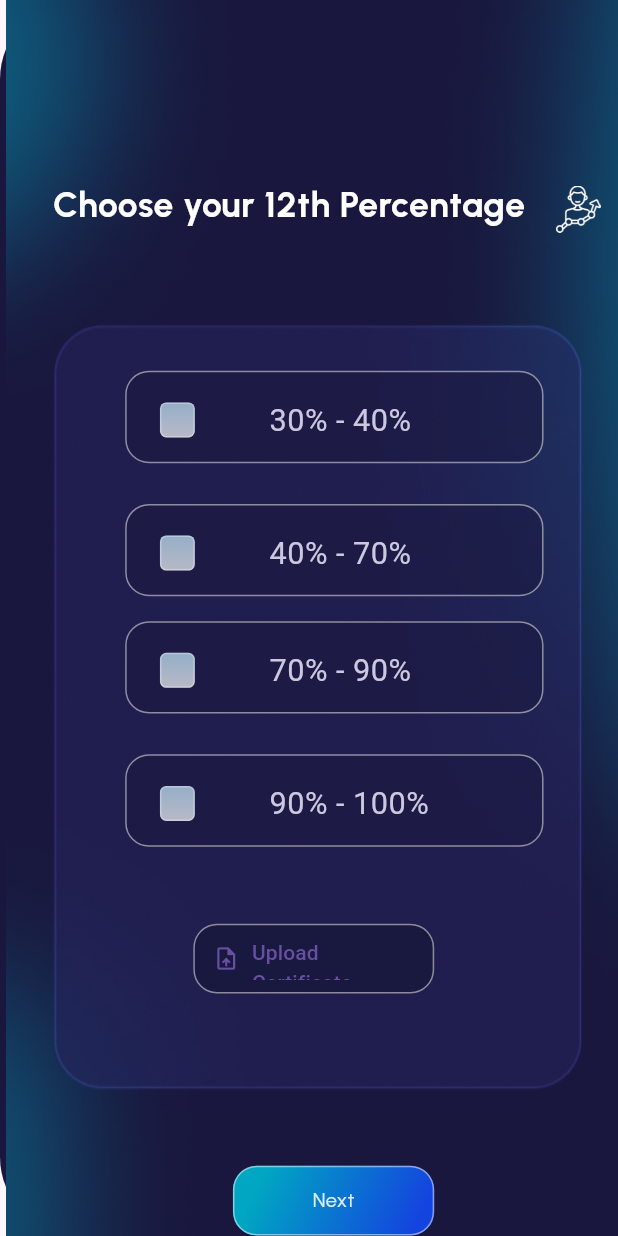
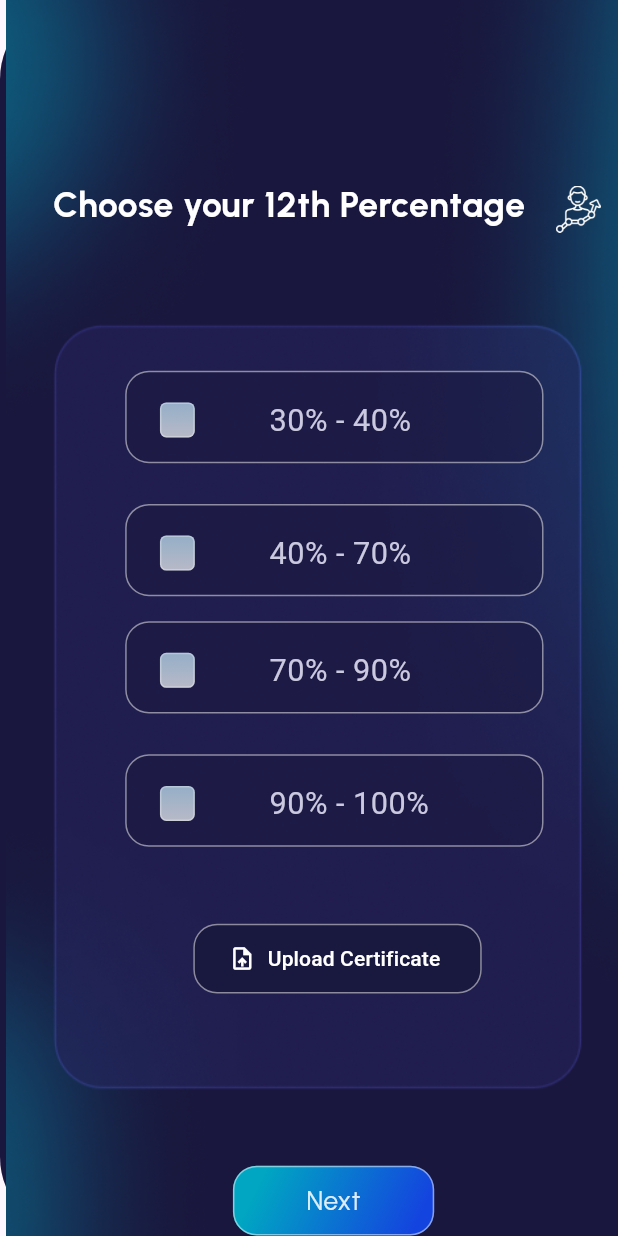
Before and after one commit to Iyaad-luqman/Starin-it, a Flutter app: the Th widget shown alone on an empty page, opened directly, on a phone screen of 412 x 824 dp. Run offline on Flutter 3.47's test engine with Material 3 defaults, Android fonts, the phone set to English and light mode, and no system bars; our stand-ins replace file_picker, firebase_auth, firebase_core, google_fonts; accounts and stored records are empty; Roboto replaces fonts that are missing (Radio Canada).

Commit message:
Some minor style changes in th()

```diff
--- a/lib/page-1/th-perc.dart
+++ b/lib/page-1/th-perc.dart
@@ -449,7 +449,7 @@ class _ThState extends State<Th> {
                 top: 583*fem,
                 child: Align(
                   child: SizedBox(
-      width: 152*fem,
+                    width: 182*fem,
                     height: 44*fem,
                     child: Container(
                       decoration: BoxDecoration (
@@ -467,8 +467,8 @@ class _ThState extends State<Th> {
                             // User canceled the picker
                           }
                         },
-          icon: Icon(Icons.upload_file), // replace with your icon
-          label: Text('Upload Certificate'),
+                        icon: Icon(Icons.upload_file, color: Colors.white), // replace with your icon
+                        label: Text('Upload Certificate', style: TextStyle(color: Colors.white)),
                       ),
                     ),
                   ),
@@ -502,7 +502,7 @@ class _ThState extends State<Th> {
                       style: SafeGoogleFont (
                         'Urbanist',
                   decoration: TextDecoration.none,
-                        fontSize: 13*ffem,
+                        fontSize: 17*ffem,
                         fontWeight: FontWeight.w400,
                         height: 1.2*ffem/fem,
                         letterSpacing: 0.195*fem,
```
Lines whose indentation alone changed are shown as unchanged.
